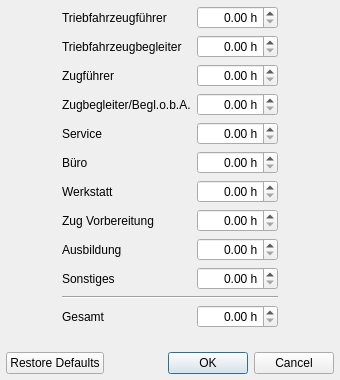
The window that Programm/minimumhourseditordialog.ui (philjosch/Einsatzplaner) describes before a commit, drawn with Qt 5.
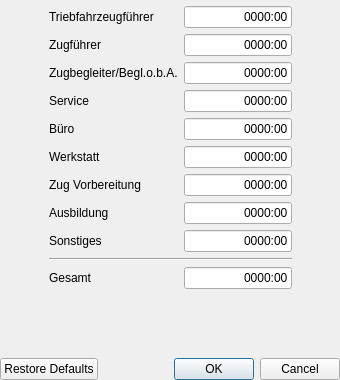
The same window after the commit.

Diff of the .ui file:
```diff
--- a/Programm/minimumhourseditordialog.ui
+++ b/Programm/minimumhourseditordialog.ui
@@ -34,110 +34,127 @@
   <property name="windowTitle">
    <string>Mindeststunden bearbeiten</string>
   </property>
-  <layout class="QGridLayout" name="gridLayout" rowstretch="0,0,0,0,0,0,0,0,0,0,0,0,1,0" columnstretch="1,0,0,1">
+  <layout class="QGridLayout" name="gridLayout">
    <property name="leftMargin">
-    <number>6</number>
+    <number>0</number>
    </property>
    <property name="topMargin">
     <number>6</number>
    </property>
    <property name="rightMargin">
-    <number>6</number>
+    <number>0</number>
    </property>
    <property name="bottomMargin">
-    <number>6</number>
+    <number>0</number>
    </property>
    <property name="spacing">
     <number>6</number>
    </property>
-   <item row="2" column="1">
-    <widget class="QLabel" name="labelZf">
+   <item row="0" column="1">
+    <widget class="QLabel" name="labelTf">
      <property name="text">
-      <string>Zugführer</string>
+      <string>Triebfahrzeugführer</string>
      </property>
     </widget>
    </item>
    <item row="0" column="2">
-    <widget class="QDoubleSpinBox" name="doubleTf">
+    <widget class="QLineEdit" name="lineTf">
+     <property name="inputMask">
+      <string>9999:99</string>
+     </property>
+     <property name="text">
+      <string>0000:00</string>
+     </property>
+     <property name="maxLength">
+      <number>7</number>
+     </property>
      <property name="alignment">
       <set>Qt::AlignRight|Qt::AlignTrailing|Qt::AlignVCenter</set>
      </property>
-     <property name="suffix">
-      <string> h</string>
-     </property>
-     <property name="maximum">
-      <double>8760.000000000000000</double>
+     <property name="clearButtonEnabled">
+      <bool>false</bool>
      </property>
     </widget>
    </item>
    <item row="1" column="1">
-    <widget class="QLabel" name="labelTb">
+    <widget class="QLabel" name="labelZf">
      <property name="text">
-      <string>Triebfahrzeugbegleiter</string>
+      <string>Zugführer</string>
      </property>
     </widget>
    </item>
    <item row="1" column="2">
-    <widget class="QDoubleSpinBox" name="doubleTb">
+    <widget class="QLineEdit" name="lineZf">
+     <property name="inputMask">
+      <string>9999:99</string>
+     </property>
+     <property name="text">
+      <string>0000:00</string>
+     </property>
+     <property name="maxLength">
+      <number>7</number>
+     </property>
      <property name="alignment">
       <set>Qt::AlignRight|Qt::AlignTrailing|Qt::AlignVCenter</set>
      </property>
-     <property name="suffix">
-      <string> h</string>
+     <property name="clearButtonEnabled">
+      <bool>false</bool>
      </property>
-     <property name="maximum">
-      <double>8760.000000000000000</double>
+    </widget>
+   </item>
+   <item row="2" column="1">
+    <widget class="QLabel" name="labelService">
+     <property name="text">
+      <string>Zugbegleiter/Begl.o.b.A.</string>
      </property>
     </widget>
    </item>
    <item row="2" column="2">
-    <widget class="QDoubleSpinBox" name="doubleZf">
+    <widget class="QLineEdit" name="lineZub">
+     <property name="inputMask">
+      <string>9999:99</string>
+     </property>
+     <property name="text">
+      <string>0000:00</string>
+     </property>
+     <property name="maxLength">
+      <number>7</number>
+     </property>
      <property name="alignment">
       <set>Qt::AlignRight|Qt::AlignTrailing|Qt::AlignVCenter</set>
      </property>
-     <property name="suffix">
-      <string> h</string>
-     </property>
-     <property name="maximum">
-      <double>8760.000000000000000</double>
+     <property name="clearButtonEnabled">
+      <bool>false</bool>
      </property>
     </widget>
    </item>
-   <item row="4" column="1">
+   <item row="3" column="1">
     <widget class="QLabel" name="labelZub">
      <property name="text">
       <string>Service</string>
      </property>
     </widget>
    </item>
-   <item row="13" column="0" colspan="4">
-    <widget class="QDialogButtonBox" name="buttonBox">
-     <property name="orientation">
-      <enum>Qt::Horizontal</enum>
+   <item row="3" column="2">
+    <widget class="QLineEdit" name="lineService">
+     <property name="inputMask">
+      <string>9999:99</string>
      </property>
-     <property name="standardButtons">
-      <set>QDialogButtonBox::Cancel|QDialogButtonBox::Ok|QDialogButtonBox::RestoreDefaults</set>
+     <property name="text">
+      <string>0000:00</string>
      </property>
-     <property name="centerButtons">
+     <property name="maxLength">
+      <number>7</number>
+     </property>
+     <property name="alignment">
+      <set>Qt::AlignRight|Qt::AlignTrailing|Qt::AlignVCenter</set>
+     </property>
+     <property name="clearButtonEnabled">
       <bool>false</bool>
      </property>
     </widget>
    </item>
-   <item row="0" column="1">
-    <widget class="QLabel" name="labelTf">
-     <property name="text">
-      <string>Triebfahrzeugführer</string>
-     </property>
-    </widget>
-   </item>
-   <item row="5" column="1">
-    <widget class="QLabel" name="labelBuero">
-     <property name="text">
-      <string>Büro</string>
-     </property>
-    </widget>
-   </item>
-   <item row="5" column="0">
+   <item row="4" column="0">
     <spacer name="horizontalSpacer_2">
      <property name="orientation">
       <enum>Qt::Horizontal</enum>
@@ -150,173 +167,183 @@
      </property>
     </spacer>
    </item>
-   <item row="11" column="2">
-    <widget class="QDoubleSpinBox" name="doubleGesamt">
+   <item row="4" column="1">
+    <widget class="QLabel" name="labelBuero">
+     <property name="text">
+      <string>Büro</string>
+     </property>
+    </widget>
+   </item>
+   <item row="4" column="2">
+    <widget class="QLineEdit" name="lineZugVorbereiten">
+     <property name="inputMask">
+      <string>9999:99</string>
+     </property>
+     <property name="text">
+      <string>0000:00</string>
+     </property>
+     <property name="maxLength">
+      <number>7</number>
+     </property>
      <property name="alignment">
       <set>Qt::AlignRight|Qt::AlignTrailing|Qt::AlignVCenter</set>
      </property>
-     <property name="suffix">
-      <string> h</string>
+     <property name="clearButtonEnabled">
+      <bool>false</bool>
      </property>
-     <property name="maximum">
-      <double>8760.000000000000000</double>
-     </property>
     </widget>
    </item>
-   <item row="11" column="1">
-    <widget class="QLabel" name="labelGesamt">
-     <property name="text">
-      <string>Gesamt</string>
-     </property>
-    </widget>
-   </item>
-   <item row="10" column="1" colspan="2">
-    <widget class="Line" name="line">
+   <item row="4" column="3">
+    <spacer name="horizontalSpacer">
      <property name="orientation">
       <enum>Qt::Horizontal</enum>
      </property>
-    </widget>
-   </item>
-   <item row="9" column="2">
-    <widget class="QDoubleSpinBox" name="doubleSonstiges">
-     <property name="alignment">
-      <set>Qt::AlignRight|Qt::AlignTrailing|Qt::AlignVCenter</set>
+     <property name="sizeHint" stdset="0">
+      <size>
+       <width>30</width>
+       <height>20</height>
+      </size>
      </property>
-     <property name="suffix">
-      <string> h</string>
-     </property>
-     <property name="maximum">
-      <double>8760.000000000000000</double>
-     </property>
-    </widget>
+    </spacer>
    </item>
-   <item row="9" column="1">
-    <widget class="QLabel" name="labelSonstiges">
-     <property name="text">
-      <string>Sonstiges</string>
-     </property>
-    </widget>
-   </item>
-   <item row="8" column="2">
-    <widget class="QDoubleSpinBox" name="doubleAusbildung">
-     <property name="alignment">
-      <set>Qt::AlignRight|Qt::AlignTrailing|Qt::AlignVCenter</set>
-     </property>
-     <property name="suffix">
-      <string> h</string>
-     </property>
-     <property name="maximum">
-      <double>8760.000000000000000</double>
-     </property>
-    </widget>
-   </item>
-   <item row="3" column="2">
-    <widget class="QDoubleSpinBox" name="doubleZub">
-     <property name="alignment">
-      <set>Qt::AlignRight|Qt::AlignTrailing|Qt::AlignVCenter</set>
-     </property>
-     <property name="suffix">
-      <string> h</string>
-     </property>
-     <property name="maximum">
-      <double>8760.000000000000000</double>
-     </property>
-    </widget>
-   </item>
-   <item row="7" column="2">
-    <widget class="QDoubleSpinBox" name="doubleZugVorbereiten">
-     <property name="alignment">
-      <set>Qt::AlignRight|Qt::AlignTrailing|Qt::AlignVCenter</set>
-     </property>
-     <property name="suffix">
-      <string> h</string>
-     </property>
-     <property name="maximum">
-      <double>8760.000000000000000</double>
-     </property>
-    </widget>
-   </item>
-   <item row="7" column="1">
-    <widget class="QLabel" name="labelZugVorbereiten">
-     <property name="text">
-      <string>Zug Vorbereitung</string>
-     </property>
-    </widget>
-   </item>
-   <item row="8" column="1">
-    <widget class="QLabel" name="labelAusbildung">
-     <property name="text">
-      <string>Ausbildung</string>
-     </property>
-    </widget>
-   </item>
-   <item row="6" column="1">
+   <item row="5" column="1">
     <widget class="QLabel" name="labelWerkstatt">
      <property name="text">
       <string>Werkstatt</string>
      </property>
     </widget>
    </item>
-   <item row="3" column="1">
-    <widget class="QLabel" name="labelService">
-     <property name="text">
-      <string>Zugbegleiter/Begl.o.b.A.</string>
-     </property>
-    </widget>
-   </item>
    <item row="5" column="2">
-    <widget class="QDoubleSpinBox" name="doubleBuero">
+    <widget class="QLineEdit" name="lineWerkstatt">
+     <property name="inputMask">
+      <string>9999:99</string>
+     </property>
+     <property name="text">
+      <string>0000:00</string>
+     </property>
+     <property name="maxLength">
+      <number>7</number>
+     </property>
      <property name="alignment">
       <set>Qt::AlignRight|Qt::AlignTrailing|Qt::AlignVCenter</set>
      </property>
-     <property name="suffix">
-      <string> h</string>
-     </property>
-     <property name="maximum">
-      <double>8760.000000000000000</double>
+     <property name="clearButtonEnabled">
+      <bool>false</bool>
      </property>
     </widget>
    </item>
-   <item row="5" column="3">
-    <spacer name="horizontalSpacer">
-     <property name="orientation">
-      <enum>Qt::Horizontal</enum>
+   <item row="6" column="1">
+    <widget class="QLabel" name="labelZugVorbereiten">
+     <property name="text">
+      <string>Zug Vorbereitung</string>
      </property>
-     <property name="sizeHint" stdset="0">
-      <size>
-       <width>30</width>
-       <height>20</height>
-      </size>
-     </property>
-    </spacer>
+    </widget>
    </item>
    <item row="6" column="2">
-    <widget class="QDoubleSpinBox" name="doubleWerkstatt">
+    <widget class="QLineEdit" name="lineBuero">
+     <property name="inputMask">
+      <string>9999:99</string>
+     </property>
+     <property name="text">
+      <string>0000:00</string>
+     </property>
+     <property name="maxLength">
+      <number>7</number>
+     </property>
      <property name="alignment">
       <set>Qt::AlignRight|Qt::AlignTrailing|Qt::AlignVCenter</set>
      </property>
-     <property name="suffix">
-      <string> h</string>
+     <property name="clearButtonEnabled">
+      <bool>false</bool>
      </property>
-     <property name="maximum">
-      <double>8760.000000000000000</double>
+    </widget>
+   </item>
+   <item row="7" column="1">
+    <widget class="QLabel" name="labelAusbildung">
+     <property name="text">
+      <string>Ausbildung</string>
      </property>
     </widget>
    </item>
-   <item row="4" column="2">
-    <widget class="QDoubleSpinBox" name="doubleService">
+   <item row="7" column="2">
+    <widget class="QLineEdit" name="lineAusbildung">
+     <property name="inputMask">
+      <string>9999:99</string>
+     </property>
+     <property name="text">
+      <string>0000:00</string>
+     </property>
+     <property name="maxLength">
+      <number>7</number>
+     </property>
      <property name="alignment">
       <set>Qt::AlignRight|Qt::AlignTrailing|Qt::AlignVCenter</set>
      </property>
-     <property name="suffix">
-      <string> h</string>
+     <property name="clearButtonEnabled">
+      <bool>false</bool>
      </property>
-     <property name="maximum">
-      <double>8760.000000000000000</double>
+    </widget>
+   </item>
+   <item row="8" column="1">
+    <widget class="QLabel" name="labelSonstiges">
+     <property name="text">
+      <string>Sonstiges</string>
      </property>
     </widget>
    </item>
-   <item row="12" column="1" colspan="2">
+   <item row="8" column="2">
+    <widget class="QLineEdit" name="lineSonstiges">
+     <property name="inputMask">
+      <string>9999:99</string>
+     </property>
+     <property name="text">
+      <string>0000:00</string>
+     </property>
+     <property name="maxLength">
+      <number>7</number>
+     </property>
+     <property name="alignment">
+      <set>Qt::AlignRight|Qt::AlignTrailing|Qt::AlignVCenter</set>
+     </property>
+     <property name="clearButtonEnabled">
+      <bool>false</bool>
+     </property>
+    </widget>
+   </item>
+   <item row="9" column="1" colspan="2">
+    <widget class="Line" name="line">
+     <property name="orientation">
+      <enum>Qt::Horizontal</enum>
+     </property>
+    </widget>
+   </item>
+   <item row="10" column="1">
+    <widget class="QLabel" name="labelGesamt">
+     <property name="text">
+      <string>Gesamt</string>
+     </property>
+    </widget>
+   </item>
+   <item row="10" column="2">
+    <widget class="QLineEdit" name="lineGesamt">
+     <property name="inputMask">
+      <string>9999:99</string>
+     </property>
+     <property name="text">
+      <string>0000:00</string>
+     </property>
+     <property name="maxLength">
+      <number>7</number>
+     </property>
+     <property name="alignment">
+      <set>Qt::AlignRight|Qt::AlignTrailing|Qt::AlignVCenter</set>
+     </property>
+     <property name="clearButtonEnabled">
+      <bool>false</bool>
+     </property>
+    </widget>
+   </item>
+   <item row="11" column="1" colspan="2">
     <spacer name="verticalSpacer">
      <property name="orientation">
       <enum>Qt::Vertical</enum>
@@ -329,6 +356,19 @@
      </property>
     </spacer>
    </item>
+   <item row="12" column="0" colspan="4">
+    <widget class="QDialogButtonBox" name="buttonBox">
+     <property name="orientation">
+      <enum>Qt::Horizontal</enum>
+     </property>
+     <property name="standardButtons">
+      <set>QDialogButtonBox::Cancel|QDialogButtonBox::Ok|QDialogButtonBox::RestoreDefaults</set>
+     </property>
+     <property name="centerButtons">
+      <bool>false</bool>
+     </property>
+    </widget>
+   </item>
   </layout>
  </widget>
  <tabstops>
```
Left out of the diff: 13 changed lines with no effect on the pictures.
